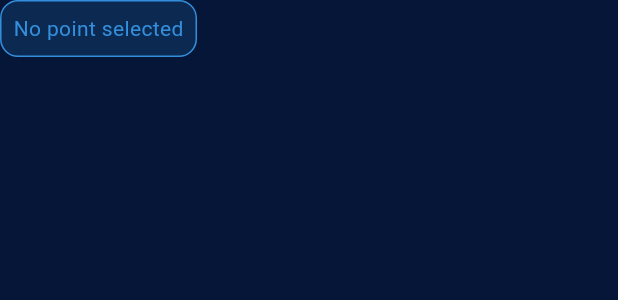
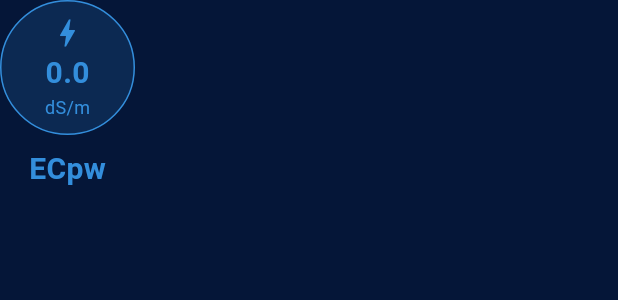
Before and after one commit to HaseefMohommed/Flutter-Syncfusion, a Flutter app: the ChartPageSelectedPointWidget widget shown alone on an empty page, opened directly, on a phone screen of 412 x 824 dp. Shown: the top 300 px of the screen. Run offline on Flutter 3.47's test engine with Material 3 defaults, Android fonts, the phone set to English and light mode, and no system bars; our stand-ins replace bloc, flutter_bloc, freezed_annotation, syncfusion_flutter_charts.

Commit message:
add chart point widget

```diff
--- a/lib/chart_page_selected_point_widget.dart
+++ b/lib/chart_page_selected_point_widget.dart
@@ -26,23 +26,57 @@ class ChartPageSelectedPointWidget extends StatelessWidget {
             ),
           );
         } else if (state is Loaded) {
-          return Container(
+          return Column(
+            children: [
+              Container(
+                width: 90,
+                height: 90,
                 padding: const EdgeInsets.all(8),
                 decoration: BoxDecoration(
                   color: buttonBackgroundColor,
-              borderRadius: BorderRadius.circular(12),
+                  shape: BoxShape.circle,
                   border: Border.all(
                     color: buttonBorderColor,
                   ),
                 ),
-            child: Text(
+                child: Center(
+                  child: Column(
+                    mainAxisAlignment: MainAxisAlignment.center,
+                    children: [
+                      const Icon(Icons.bolt, color: textColor),
+                      Text(
                         state.selectedPointData != null
                             ? state.selectedPointData!.value.toStringAsFixed(2)
-                  : 'No point selected',
+                            : '0.0',
                         style: const TextStyle(
                           color: textColor,
+                          fontSize: 20,
+                          fontWeight: FontWeight.bold,
                         ),
                       ),
+                      const Text(
+                        'dS/m',
+                        style: TextStyle(
+                          color: textColor,
+                          fontSize: 12,
+                        ),
+                      )
+                    ],
+                  ),
+                ),
+              ),
+              const SizedBox(
+                height: 8,
+              ),
+              const Text(
+                'ECpw',
+                style: TextStyle(
+                  color: textColor,
+                  fontSize: 20,
+                  fontWeight: FontWeight.bold,
+                ),
+              ),
+            ],
           );
         } else if (state is Error) {
           return Container(
```
Also changed, not shown: lib/chart_page.dart (+14 -2 lines), lib/chart_page_option_widget.dart (added, +146 -0 lines). Lines whose indentation alone changed are shown as unchanged.
